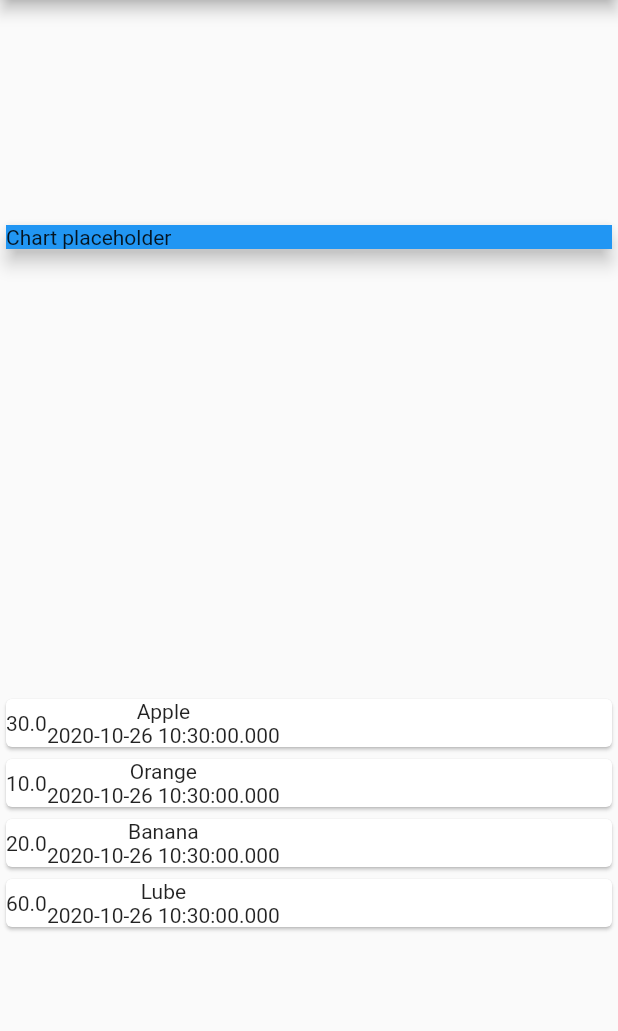
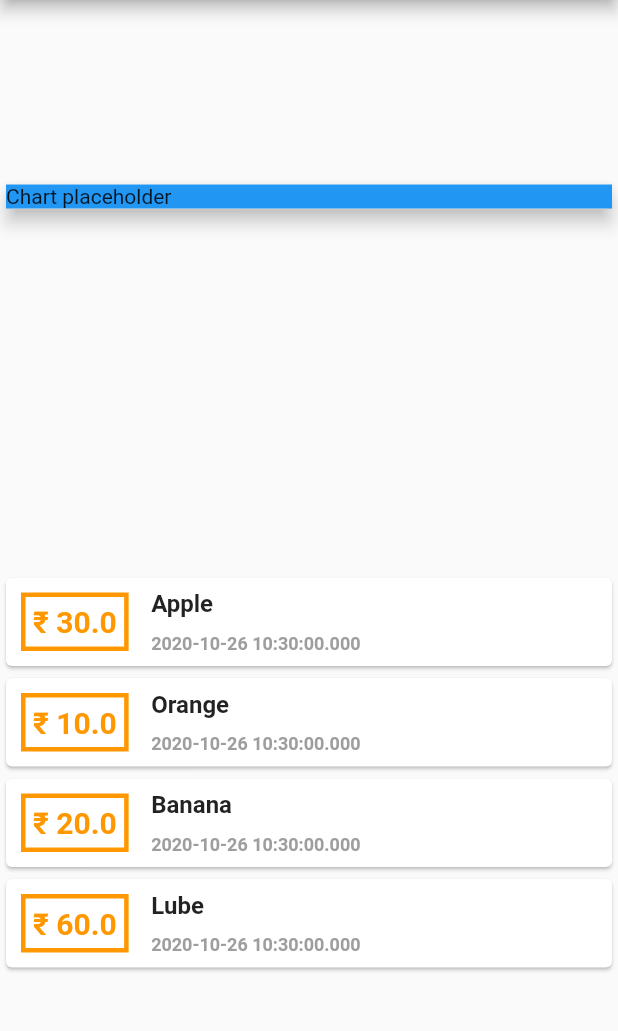
Before and after one commit to bunny3025/flutter, a Flutter app: the screen it shows after launch, on a phone screen of 412 x 824 dp, the part 84-1115 px from its top. Run offline on Flutter 3.47's test engine with Material 2 defaults, Android fonts, the phone set to English and light mode, and no system bars.

Commit message:
#card-48055018: styled amount, expense name

```diff
--- a/expense_monitor/lib/main.dart
+++ b/expense_monitor/lib/main.dart
@@ -70,12 +70,51 @@ class HomePage extends StatelessWidget {
                 child: Row(
                   children: <Widget>[
                     Container(
-                      child: Text(tx.amount.toString()),
+                      padding: EdgeInsets.all(5),
+                      decoration: BoxDecoration(
+                        border: Border.all(
+                          color: Colors.orange,
+                          width: 3,
+                        ),
+                      ),
+                      margin: EdgeInsets.symmetric(
+                        horizontal: 10,
+                        vertical: 10,
+                      ),
+                      child: Text(
+                        '\u20B9 ${tx.amount}',
+                        style: TextStyle(
+                          fontWeight: FontWeight.bold,
+                          fontSize: 20,
+                          color: Colors.orange,
+                        ),
+                      ),
                     ),
                     Column(
+                      mainAxisAlignment: MainAxisAlignment.start,
+                      crossAxisAlignment: CrossAxisAlignment.start,
                       children: <Widget>[
-                        Text(tx.title),
-                        Text(tx.date.toString())
+                        Container(
+                          padding: EdgeInsets.all(5),
+                          child: Text(
+                            tx.title,
+                            style: TextStyle(
+                              fontWeight: FontWeight.bold,
+                              fontSize: 16,
+                            ),
+                          ),
+                        ),
+                        Container(
+                          padding: EdgeInsets.all(5),
+                          child: Text(
+                            tx.date.toString(),
+                            style: TextStyle(
+                              fontWeight: FontWeight.bold,
+                              fontSize: 12,
+                              color: Colors.grey,
+                            ),
+                          ),
+                        )
                       ],
                     )
                   ],
```
